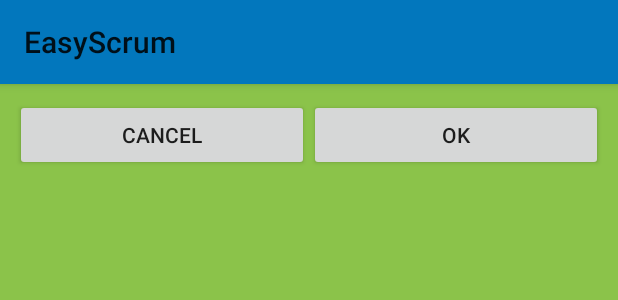
After one commit to warmount/ESV2, an Android app: the layout delete_dialog.xml on its own in the app's theme, with its tools: preview values and no code run, on a phone screen of 412 x 824 dp. The commit adds this screen. Shown: the top 300 px of the screen. Run offline under Robolectric (Android 15) with nearby library versions, the phone set to English and light mode, and no system bars.

Commit message:
v2.6.2+it
delete + lolli + it

```diff
--- a/EasyScrumV2/src/main/AndroidManifest.xml
+++ b/EasyScrumV2/src/main/AndroidManifest.xml
@@ -21,7 +21,8 @@
             android:theme="@android:style/Theme.Light.NoTitleBar.Fullscreen" />
         <activity
             android:name="org.sfsteam.easyscrum.ImageActivity"
-            android:label="@string/title_activity_image" >
+            android:label="@string/title_activity_image"
+            android:parentActivityName="org.sfsteam.easyscrum.MainActivity">
         </activity>
         <activity
             android:name="org.sfsteam.easyscrum.FileChooser"
--- a/EasyScrumV2/src/main/java/org/sfsteam/easyscrum/DeckDialog.java
+++ b/EasyScrumV2/src/main/java/org/sfsteam/easyscrum/DeckDialog.java
@@ -188,10 +188,10 @@ public class DeckDialog extends DialogFragment {
                         maxId = deckForCheck.getId();
                     }
                 }
-                deck = new DeckDT(maxId + 1, deckName.trim(), deckAsString.trim());
+                deck = new DeckDT(maxId + 1, deckName.trim(), deckAsString.replaceAll(",\\s+",COMMA));
                 break;
             case EDIT:
-                deck.setDeckString(deckAsString.trim());
+                deck.setDeckString(deckAsString.replaceAll(",\\s+",COMMA));
                 deck.setName(deckName.trim());
                 break;
         }
--- /dev/null
+++ b/EasyScrumV2/src/main/res/color/listview.xml
@@ -0,0 +1,5 @@
+<?xml version="1.0" encoding="utf-8"?>
+<selector xmlns:android="http://schemas.android.com/apk/res/android">
+    <item android:state_activated="true" android:drawable="@drawable/pressed" />
+    <item android:drawable="@drawable/normal" />
+</selector>
--- /dev/null
+++ b/EasyScrumV2/src/main/res/drawable/normal.xml
@@ -0,0 +1,5 @@
+<?xml version="1.0" encoding="utf-8"?>
+<shape xmlns:android="http://schemas.android.com/apk/res/android"
+    android:shape="rectangle" >
+    <solid android:color="#03A9F4" />
+</shape>
--- /dev/null
+++ b/EasyScrumV2/src/main/res/drawable/pressed.xml
@@ -0,0 +1,5 @@
+<?xml version="1.0" encoding="utf-8"?>
+<shape xmlns:android="http://schemas.android.com/apk/res/android"
+    android:shape="rectangle" >
+    <solid android:color="#8BC34A" />
+</shape>
--- /dev/null
+++ b/EasyScrumV2/src/main/res/layout/delete_dialog.xml
@@ -0,0 +1,29 @@
+<?xml version="1.0" encoding="utf-8"?>
+<TableLayout xmlns:android="http://schemas.android.com/apk/res/android"
+    android:layout_width="match_parent"
+    android:layout_height="match_parent"
+    android:background="#8BC34A"
+    android:padding="10dp"
+    android:stretchColumns="*">
+
+    <TableRow
+        android:layout_width="fill_parent"
+        android:layout_height="fill_parent">
+
+        <Button
+            android:layout_width="wrap_content"
+            android:layout_height="wrap_content"
+            android:text="@android:string/cancel"
+            android:id="@+id/cancelButton"
+            android:layout_column="0" />
+
+        <Button
+            android:layout_width="wrap_content"
+            android:layout_height="wrap_content"
+            android:text="@android:string/ok"
+            android:id="@+id/okButton"
+            android:layout_column="1" />
+
+    </TableRow>
+
+</TableLayout>
--- a/EasyScrumV2/src/main/res/layout/fragment_navigation_drawer.xml
+++ b/EasyScrumV2/src/main/res/layout/fragment_navigation_drawer.xml
@@ -5,5 +5,5 @@
     android:choiceMode="singleChoice"
     android:divider="@android:color/transparent"
     android:dividerHeight="3dp"
-    android:background="#03A9F4"
-    tools:context="org.sfsteam.easyscrum.NavigationDrawerFragment" />
+    tools:context="org.sfsteam.easyscrum.NavigationDrawerFragment"
+    android:background="@color/listview" />
--- a/EasyScrumV2/src/main/res/menu/global.xml
+++ b/EasyScrumV2/src/main/res/menu/global.xml
@@ -2,7 +2,7 @@
     xmlns:android="http://schemas.android.com/apk/res/android"
     tools:context=".MainActivity">
     <item android:id="@+id/image_activity"
-        android:title="@string/add_new"
+        android:title="@string/mapImages"
         android:icon="@android:drawable/ic_menu_gallery"
         android:showAsAction="ifRoom" />
     <item android:id="@+id/add_deck"
--- a/EasyScrumV2/src/main/res/values-v21/styles.xml
+++ b/EasyScrumV2/src/main/res/values-v21/styles.xml
@@ -2,8 +2,9 @@
 
     <!-- Base application theme. -->
     <style name="AppTheme" parent="android:Theme.Material.Light">
-        <item name="android:colorPrimary">@color/material_deep_teal_500</item>
-        <item name="android:colorPrimaryDark">@color/material_blue_grey_800</item>
+        <item name="android:colorPrimary">#0277BD</item>
+        <item name="android:colorPrimaryDark">#0D47A1</item>
+        <item name="android:activatedBackgroundIndicator">@color/listview</item>
     </style>
 
 </resources>
--- a/EasyScrumV2/src/main/res/values/styles.xml
+++ b/EasyScrumV2/src/main/res/values/styles.xml
@@ -2,7 +2,7 @@
 
     <!-- Base application theme. -->
     <style name="AppTheme" parent="android:Theme.Holo.Light.DarkActionBar">
-        <!-- Customize your theme here. -->
+        <item name="android:activatedBackgroundIndicator">@color/listview</item>
     </style>
     <style name="Transparent" parent="@android:style/Theme.NoTitleBar">
         <item name="android:windowContentOverlay">@null</item>
```
Also changed, not shown: EasyScrumV2/src/main/java/org/sfsteam/easyscrum/DeleteDialog.java (added, +84 -0 lines), EasyScrumV2/src/main/java/org/sfsteam/easyscrum/ImageActivity.java (+13 -5 lines), EasyScrumV2/src/main/java/org/sfsteam/easyscrum/MainActivity.java (+9 -2 lines), EasyScrumV2/src/main/java/org/sfsteam/easyscrum/NavigationDrawerFragment.java (+17 -11 lines), EasyScrumV2/src/main/res/layout/image_dialog.xml (+6 -4 lines), EasyScrumV2/src/main/res/values/strings.xml (+4 -4 lines), 3 other files.
